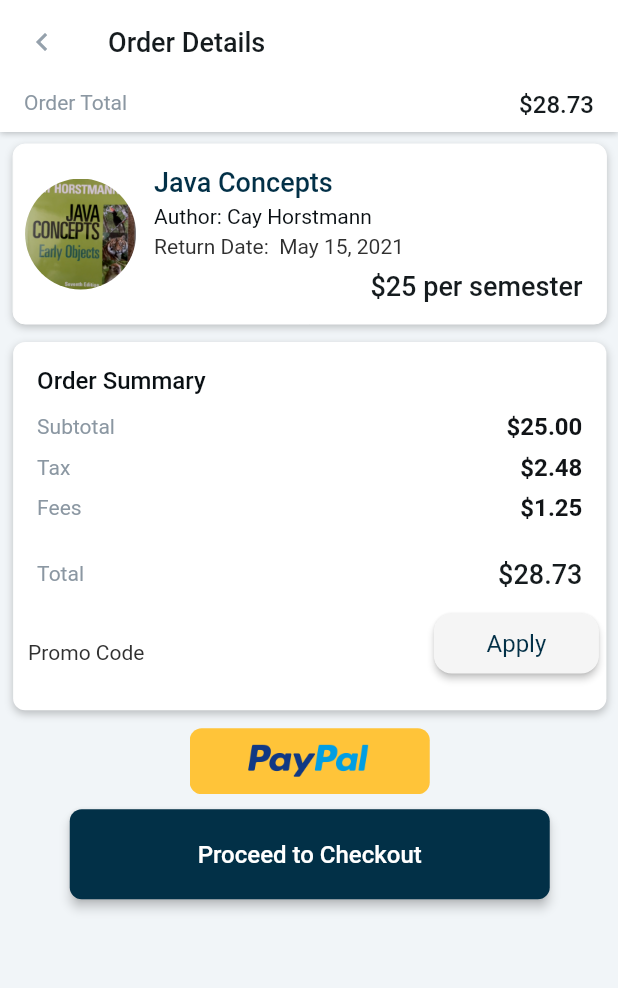
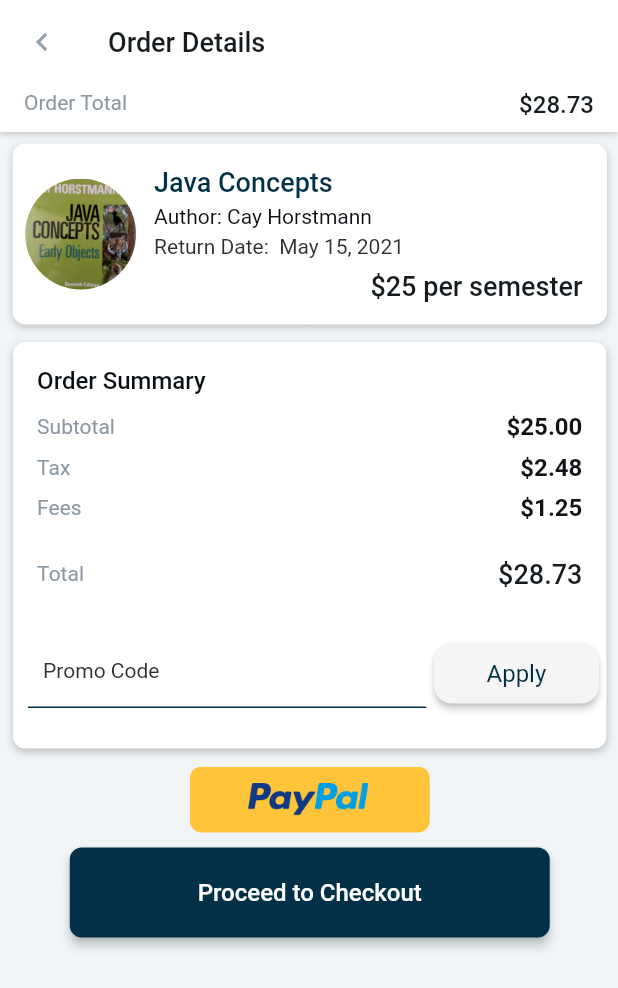
Before and after one commit to CSC4330/Borreaux, a Flutter app: the ListingsPage screen opened directly, after a tap on "Rent", on a phone screen of 412 x 824 dp. Shown: the top 988 px of the screen. Run offline on Flutter 3.47's test engine with Material 2 defaults, Android fonts, the phone set to English and light mode, and no system bars; drawn by our look-alikes of auto_size_text; our stand-ins replace carousel_slider, confetti, flutter_rating_bar, font_awesome_flutter, google_fonts, google_maps_flutter and 4 more; missing offline and left inert: filter_list, flutter_barcode_scanner, image_picker_for_web; Roboto replaces fonts that are missing (Lexend Deca).

Commit message:
Fixed promo code issue, changed colors across the board, made nav bar icons bigger to see on projector. Made sure colors were consistent

```diff
--- a/borreauxapp/lib/screens/bookmark.dart
+++ b/borreauxapp/lib/screens/bookmark.dart
@@ -142,7 +142,7 @@ class _BookmarkPageState extends State<BookmarkPage> {
                                     });
                                   },
                                   color: (listings[index].bookmarked)
-                                      ? Colors.red
+                                      ? Colors.orange
                                       : const Color(0xff9A9A9A)),
                               SizedBox(
                                 width: 10,
--- a/borreauxapp/lib/screens/listings.dart
+++ b/borreauxapp/lib/screens/listings.dart
@@ -82,7 +82,7 @@ class ListingsPage extends StatelessWidget {
                     ),
 
                     ListingDescription(
-                        'Available rental dates: November 4th to January 20th'),
+                        'Available rental dates:\nNovember 4th to January 20th'),
 
                     SizedBox(
                       height: 30,
@@ -254,12 +254,12 @@ class ListingsPage extends StatelessWidget {
             ),
             ElevatedButton(
               onPressed: () {
-                 Navigator.push(
+                Navigator.push(
                   context,
-                     MaterialPageRoute(
-                     builder: (context) => TransactionWidget(),
+                  MaterialPageRoute(
+                    builder: (context) => TransactionWidget(),
                   ),
-                 );
+                );
               },
               child: Text("Rent"),
               style: ElevatedButton.styleFrom(
--- a/borreauxapp/lib/screens/order_info/order_info.dart
+++ b/borreauxapp/lib/screens/order_info/order_info.dart
@@ -1,3 +1,5 @@
+import 'package:borreauxapp/assets/colors.dart';
+
 import '../flutter_flow/flutter_flow_icon_button.dart';
 import '../flutter_flow/flutter_flow_theme.dart';
 import '../flutter_flow/flutter_flow_util.dart';
@@ -29,7 +31,7 @@ class _OrderInfoWidgetState extends State<OrderInfoWidget> {
           buttonSize: 46,
           icon: Icon(
             Icons.chevron_left_outlined,
-            color: Color(0xFF3A7CA5),
+            color: AppColor.secondaryColor,
             size: 30,
           ),
           onPressed: () async {
@@ -119,7 +121,7 @@ class _OrderInfoWidgetState extends State<OrderInfoWidget> {
                                       textAlign: TextAlign.start,
                                       style: FlutterFlowTheme.title1.override(
                                         fontFamily: 'Lexend Deca',
-                                        color: Color(0xFF3A7CA5),
+                                        color: AppColor.secondaryColor,
                                       ),
                                     ),
                                     Text(
--- a/borreauxapp/lib/screens/profile_corin/profile_corin.dart
+++ b/borreauxapp/lib/screens/profile_corin/profile_corin.dart
@@ -96,7 +96,7 @@ class _CorinProfileWidgetState extends State<CorinProfileWidget> {
                                       borderRadius: 50,
                                       borderWidth: 2,
                                       buttonSize: 40,
-                                      fillColor: AppColor.secondaryColor,
+                                      fillColor: Colors.orange,
                                       icon: Icon(
                                         Icons.edit_sharp,
                                         color: FlutterFlowTheme.tertiaryColor,
@@ -293,7 +293,7 @@ class _CorinProfileWidgetState extends State<CorinProfileWidget> {
                           options: FFButtonOptions(
                             width: 130,
                             height: 40,
-                            color: AppColor.secondaryColor,
+                            color: Colors.orange,
                             textStyle: FlutterFlowTheme.subtitle2.override(
                               fontFamily: 'Poppins',
                               color: Colors.white,
--- a/borreauxapp/lib/screens/storefront.dart
+++ b/borreauxapp/lib/screens/storefront.dart
@@ -383,7 +383,7 @@ class _StorefrontState extends State<Storefront> {
                                     });
                                   },
                                   color: (listings[index].bookmarked)
-                                      ? Colors.red
+                                      ? Colors.orange
                                       : const Color(0xff9A9A9A)),
                               SizedBox(
                                 width: 10,
--- a/borreauxapp/lib/screens/transaction/transaction_widget.dart
+++ b/borreauxapp/lib/screens/transaction/transaction_widget.dart
@@ -29,7 +29,9 @@ class _TransactionWidgetState extends State<TransactionWidget> {
 
   @override
   Widget build(BuildContext context) {
+    final bottom = MediaQuery.of(context).viewInsets.bottom;
     return Scaffold(
+      resizeToAvoidBottomInset: false,
       key: scaffoldKey,
       appBar: AppBar(
         backgroundColor: Colors.white,
@@ -61,7 +63,10 @@ class _TransactionWidgetState extends State<TransactionWidget> {
         elevation: 0,
       ),
       backgroundColor: Color(0xFFF1F5F8),
-      body: SafeArea(
+      body: SingleChildScrollView(
+        reverse: true,
+        child: Padding(
+          padding: EdgeInsets.only(bottom: bottom),
           child: Column(
             mainAxisSize: MainAxisSize.max,
             children: [
@@ -150,7 +155,8 @@ class _TransactionWidgetState extends State<TransactionWidget> {
                                         padding: EdgeInsetsDirectional.fromSTEB(
                                             8, 0, 0, 0),
                                         child: ClipRRect(
-                                        borderRadius: BorderRadius.circular(60),
+                                          borderRadius:
+                                              BorderRadius.circular(60),
                                           child: Image.asset(
                                             'lib/assets/images/Screen_Shot_2021-11-28_at_3.07.32_PM.png',
                                             width: 74,
@@ -215,25 +221,29 @@ class _TransactionWidgetState extends State<TransactionWidget> {
                                               children: [
                                                 Expanded(
                                                   child: Padding(
-                                                  padding: EdgeInsetsDirectional
-                                                      .fromSTEB(0, 0, 16, 0),
+                                                    padding:
+                                                        EdgeInsetsDirectional
+                                                            .fromSTEB(
+                                                                0, 0, 16, 0),
                                                     child: Column(
                                                       mainAxisSize:
                                                           MainAxisSize.max,
                                                       mainAxisAlignment:
                                                           MainAxisAlignment.end,
                                                       crossAxisAlignment:
-                                                        CrossAxisAlignment.end,
+                                                          CrossAxisAlignment
+                                                              .end,
                                                       children: [
                                                         Text(
                                                           '\$25 per semester',
-                                                        style: FlutterFlowTheme
+                                                          style:
+                                                              FlutterFlowTheme
                                                                   .subtitle1
                                                                   .override(
                                                             fontFamily:
                                                                 'Lexend Deca',
-                                                          color:
-                                                              Color(0xFF151B1E),
+                                                            color: Color(
+                                                                0xFF151B1E),
                                                             fontSize: 18,
                                                             fontWeight:
                                                                 FontWeight.w500,
@@ -283,7 +293,8 @@ class _TransactionWidgetState extends State<TransactionWidget> {
                                   children: [
                                     Text(
                                       'Order Summary',
-                                    style: FlutterFlowTheme.subtitle2.override(
+                                      style:
+                                          FlutterFlowTheme.subtitle2.override(
                                         fontFamily: 'Lexend Deca',
                                         color: Color(0xFF090F13),
                                         fontSize: 16,
@@ -294,8 +305,8 @@ class _TransactionWidgetState extends State<TransactionWidget> {
                                 ),
                               ),
                               Padding(
-                              padding:
-                                  EdgeInsetsDirectional.fromSTEB(16, 0, 16, 8),
+                                padding: EdgeInsetsDirectional.fromSTEB(
+                                    16, 0, 16, 8),
                                 child: Row(
                                   mainAxisSize: MainAxisSize.max,
                                   mainAxisAlignment:
@@ -303,7 +314,8 @@ class _TransactionWidgetState extends State<TransactionWidget> {
                                   children: [
                                     Text(
                                       'Subtotal',
-                                    style: FlutterFlowTheme.bodyText2.override(
+                                      style:
+                                          FlutterFlowTheme.bodyText2.override(
                                         fontFamily: 'Lexend Deca',
                                         color: Color(0xFF8B97A2),
                                         fontSize: 14,
@@ -313,7 +325,8 @@ class _TransactionWidgetState extends State<TransactionWidget> {
                                     Text(
                                       '\$25.00',
                                       textAlign: TextAlign.end,
-                                    style: FlutterFlowTheme.subtitle2.override(
+                                      style:
+                                          FlutterFlowTheme.subtitle2.override(
                                         fontFamily: 'Lexend Deca',
                                         color: Color(0xFF111417),
                                         fontSize: 16,
@@ -324,8 +337,8 @@ class _TransactionWidgetState extends State<TransactionWidget> {
                                 ),
                               ),
                               Padding(
-                              padding:
-                                  EdgeInsetsDirectional.fromSTEB(16, 0, 16, 8),
+                                padding: EdgeInsetsDirectional.fromSTEB(
+                                    16, 0, 16, 8),
                                 child: Row(
                                   mainAxisSize: MainAxisSize.max,
                                   mainAxisAlignment:
@@ -333,7 +346,8 @@ class _TransactionWidgetState extends State<TransactionWidget> {
                                   children: [
                                     Text(
                                       'Tax',
-                                    style: FlutterFlowTheme.bodyText2.override(
+                                      style:
+                                          FlutterFlowTheme.bodyText2.override(
                                         fontFamily: 'Lexend Deca',
                                         color: Color(0xFF8B97A2),
                                         fontSize: 14,
@@ -343,7 +357,8 @@ class _TransactionWidgetState extends State<TransactionWidget> {
                                     Text(
                                       '\$2.48',
                                       textAlign: TextAlign.end,
-                                    style: FlutterFlowTheme.subtitle2.override(
+                                      style:
+                                          FlutterFlowTheme.subtitle2.override(
                                         fontFamily: 'Lexend Deca',
                                         color: Color(0xFF111417),
                                         fontSize: 16,
@@ -354,8 +369,8 @@ class _TransactionWidgetState extends State<TransactionWidget> {
                                 ),
                               ),
                               Padding(
-                              padding:
-                                  EdgeInsetsDirectional.fromSTEB(16, 0, 16, 12),
+                                padding: EdgeInsetsDirectional.fromSTEB(
+                                    16, 0, 16, 12),
                                 child: Row(
                                   mainAxisSize: MainAxisSize.max,
                                   mainAxisAlignment:
@@ -363,7 +378,8 @@ class _TransactionWidgetState extends State<TransactionWidget> {
                                   children: [
                                     Text(
                                       'Fees',
-                                    style: FlutterFlowTheme.bodyText2.override(
+                                      style:
+                                          FlutterFlowTheme.bodyText2.override(
                                         fontFamily: 'Lexend Deca',
                                         color: Color(0xFF8B97A2),
                                         fontSize: 14,
@@ -373,7 +389,8 @@ class _TransactionWidgetState extends State<TransactionWidget> {
                                     Text(
                                       '\$1.25',
                                       textAlign: TextAlign.end,
-                                    style: FlutterFlowTheme.subtitle2.override(
+                                      style:
+                                          FlutterFlowTheme.subtitle2.override(
                                         fontFamily: 'Lexend Deca',
                                         color: Color(0xFF111417),
                                         fontSize: 16,
@@ -393,7 +410,8 @@ class _TransactionWidgetState extends State<TransactionWidget> {
                                   children: [
                                     Text(
                                       'Total',
-                                    style: FlutterFlowTheme.bodyText2.override(
+                                      style:
+                                          FlutterFlowTheme.bodyText2.override(
                                         fontFamily: 'Lexend Deca',
                                         color: Color(0xFF8B97A2),
                                         fontSize: 14,
@@ -403,16 +421,18 @@ class _TransactionWidgetState extends State<TransactionWidget> {
                                     Text(
                                       '\$28.73',
                                       textAlign: TextAlign.end,
-                                    style: FlutterFlowTheme.subtitle1.override(
+                                      style:
+                                          FlutterFlowTheme.subtitle1.override(
                                         fontFamily: 'Lexend Deca',
                                         color: Color(0xFF151B1E),
                                         fontSize: 18,
                                         fontWeight: FontWeight.w500,
                                       ),
-                                  )
+                                    ),
                                   ],
                                 ),
                               ),
+                              SizedBox(height: 15),
                               Stack(
                                 children: [
                                   Padding(
@@ -422,19 +442,22 @@ class _TransactionWidgetState extends State<TransactionWidget> {
                                       controller: textController,
                                       obscureText: false,
                                       decoration: InputDecoration(
+                                        contentPadding:
+                                            EdgeInsetsDirectional.fromSTEB(
+                                                10, 0, 120, 10),
                                         labelText: 'Promo Code',
                                         labelStyle:
                                             FlutterFlowTheme.bodyText1.override(
                                           fontFamily: 'Lexend Deca',
                                         ),
-                                      hintText: 'Enter Promo Code',
+                                        hintText: 'Enter Promo Code...',
                                         hintStyle:
                                             FlutterFlowTheme.bodyText1.override(
                                           fontFamily: 'Lexend Deca',
                                         ),
                                         enabledBorder: UnderlineInputBorder(
                                           borderSide: BorderSide(
-                                          color: Color(0x00000000),
+                                            color: AppColor.secondaryColor,
                                             width: 1,
                                           ),
                                           borderRadius: const BorderRadius.only(
@@ -442,9 +465,9 @@ class _TransactionWidgetState extends State<TransactionWidget> {
                                             topRight: Radius.circular(4.0),
                                           ),
                                         ),
-                                      focusedBorder: UnderlineInputBorder(
+                                        focusedBorder: OutlineInputBorder(
                                           borderSide: BorderSide(
-                                          color: Color(0x00000000),
+                                            color: AppColor.secondaryColor,
                                             width: 1,
                                           ),
                                           borderRadius: const BorderRadius.only(
@@ -453,7 +476,8 @@ class _TransactionWidgetState extends State<TransactionWidget> {
                                           ),
                                         ),
                                       ),
-                                    style: FlutterFlowTheme.bodyText1.override(
+                                      style:
+                                          FlutterFlowTheme.bodyText1.override(
                                         fontFamily: 'Lexend Deca',
                                       ),
                                       textAlign: TextAlign.center,
@@ -463,10 +487,11 @@ class _TransactionWidgetState extends State<TransactionWidget> {
                                     alignment: AlignmentDirectional(1, -3.9),
                                     child: Padding(
                                       padding: EdgeInsetsDirectional.fromSTEB(
-                                        0, 0, 5, 0),
+                                          0, 5, 5, 30),
                                       child: FFButtonWidget(
                                         onPressed: () async {
-                                        setState(() => _loadingButton1 = true);
+                                          setState(
+                                              () => _loadingButton1 = true);
                                           try {
                                             await Navigator.push(
                                               context,
@@ -489,8 +514,8 @@ class _TransactionWidgetState extends State<TransactionWidget> {
                                           width: 110,
                                           height: 40,
                                           color: Color(0xFFF5F5F5),
-                                        textStyle:
-                                            FlutterFlowTheme.subtitle2.override(
+                                          textStyle: FlutterFlowTheme.subtitle2
+                                              .override(
                                             fontFamily: 'Lexend Deca',
                                             color: AppColor.secondaryColor,
                                           ),
@@ -522,7 +547,8 @@ class _TransactionWidgetState extends State<TransactionWidget> {
                         mainAxisAlignment: MainAxisAlignment.spaceEvenly,
                         children: [
                           Padding(
-                          padding: EdgeInsetsDirectional.fromSTEB(0, 10, 0, 10),
+                            padding:
+                                EdgeInsetsDirectional.fromSTEB(0, 10, 0, 10),
                             child: ClipRRect(
                               borderRadius: BorderRadius.circular(8),
                               child: Image.asset(
@@ -566,6 +592,7 @@ class _TransactionWidgetState extends State<TransactionWidget> {
             ],
           ),
         ),
+      ),
     );
   }
 }
--- a/borreauxapp/lib/screens/transaction_confirmed/transaction_confirmed_widget.dart
+++ b/borreauxapp/lib/screens/transaction_confirmed/transaction_confirmed_widget.dart
@@ -110,7 +110,8 @@ class _TransactionConfirmedWidgetState
                         crossAxisAlignment: CrossAxisAlignment.start,
                         children: [
                           Padding(
-                            padding: EdgeInsetsDirectional.fromSTEB(0, 0, 0, 4),
+                            padding:
+                                EdgeInsetsDirectional.fromSTEB(0, 0, 20, 0),
                             child: Text(
                               '\$0.00',
                               style: FlutterFlowTheme.subtitle2.override(
@@ -119,6 +120,7 @@ class _TransactionConfirmedWidgetState
                                 fontSize: 16,
                                 fontWeight: FontWeight.w500,
                               ),
+                              textAlign: TextAlign.center,
                             ),
                           )
                         ],
--- a/borreauxapp/lib/screens/transaction_promo/transaction_promo_widget.dart
+++ b/borreauxapp/lib/screens/transaction_promo/transaction_promo_widget.dart
@@ -485,7 +485,7 @@ class _TransactionPromoWidgetState extends State<TransactionPromoWidget> {
                                 children: [
                                   Padding(
                                     padding: EdgeInsetsDirectional.fromSTEB(
-                                        10, 0, 120, 0),
+                                        10, 0, 120, 10),
                                     child: TextFormField(
                                       controller: textController,
                                       obscureText: false,
@@ -532,7 +532,7 @@ class _TransactionPromoWidgetState extends State<TransactionPromoWidget> {
                                     alignment: AlignmentDirectional(1, -3.9),
                                     child: Padding(
                                       padding: EdgeInsetsDirectional.fromSTEB(
-                                          0, 0, 5, 0),
+                                          0, 5, 5, 30),
                                       child: FFButtonWidget(
                                         onPressed: () {
                                           print('Button pressed ...');
--- a/borreauxapp/lib/widgets/listing_widgets.dart
+++ b/borreauxapp/lib/widgets/listing_widgets.dart
@@ -151,7 +151,10 @@ class ListingDescription extends StatelessWidget {
       SizedBox(
         width: 30,
       ),
-      Text(myDescription, style: TextStyle(color: Colors.black, height: 1.5)),
+      Flexible(
+          child: Text(myDescription,
+              textAlign: TextAlign.start,
+              style: TextStyle(color: Colors.black, height: 1.5))),
     ]);
   }
 }
--- a/borreauxapp/lib/widgets/nav_bar.dart
+++ b/borreauxapp/lib/widgets/nav_bar.dart
@@ -44,10 +44,14 @@ class _nav_bar_state extends State<nav_bar> {
         ),
         child: BottomNavigationBar(
           onTap: onTabTapped, // new
+          selectedItemColor: Colors.orange,
+          unselectedItemColor: Colors.white,
+          backgroundColor: AppColor.secondaryColor,
           currentIndex: _currentIndex,
           showSelectedLabels: false,
           showUnselectedLabels: false,
           type: BottomNavigationBarType.fixed,
+          iconSize: 30,
           items: [
             BottomNavigationBarItem(
               icon: Icon(Icons.home),
```
Also changed, not shown: borreauxapp/lib/screens/order_history/order_history_widget.dart (+5 -4 lines). Lines whose indentation alone changed are shown as unchanged.
